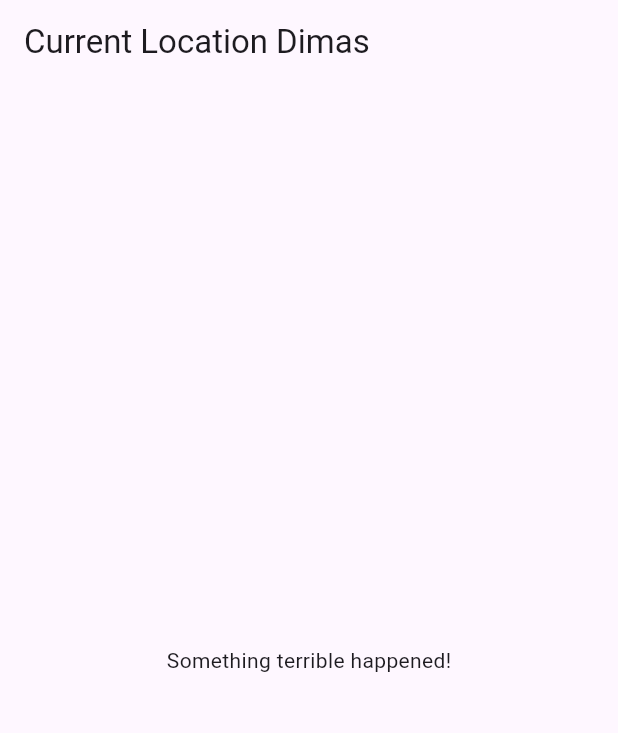
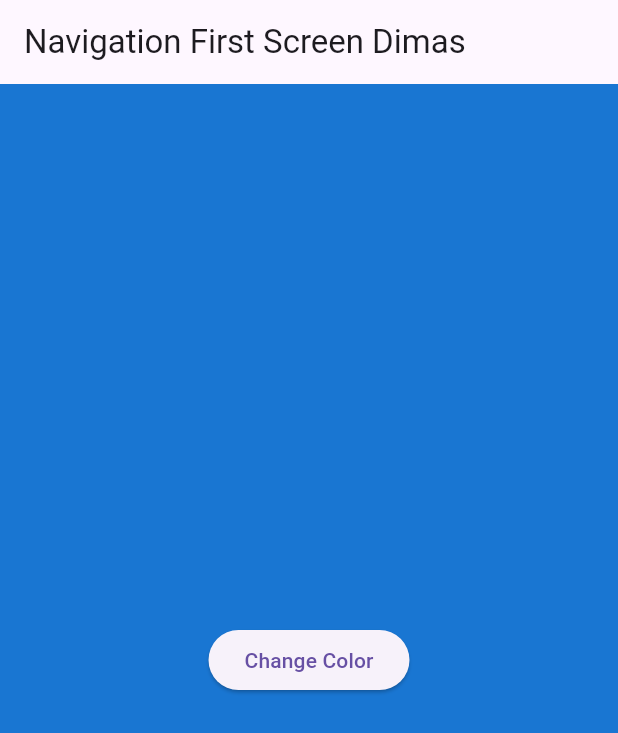
Before and after one commit to dimasaditthaliaputra/pemrograman-mobile, a Flutter app: the screen it shows after launch, on a phone screen of 412 x 824 dp. Shown: the top 733 px of the screen. Run offline on Flutter 3.47's test engine with Material 3 defaults, Android fonts, the light colour scheme and no system bars; our stand-ins replace auto_size_text, camera, geolocator, go_router.

Commit message:
feat : W11: Soal 16

```diff
--- a/#11Pemrograman Asynchronous/lib/main.dart
+++ b/#11Pemrograman Asynchronous/lib/main.dart
@@ -3,6 +3,7 @@ import 'package:http/http.dart' as http;
 import 'package:flutter/material.dart';
 import 'package:async/async.dart';
 import 'package:pemrogramanasynchronous/geolocation.dart';
+import 'package:pemrogramanasynchronous/navigation_first.dart';
 
 void main() {
   runApp(const MyApp());
@@ -20,7 +21,7 @@ class MyApp extends StatelessWidget {
         primarySwatch: Colors.blue,
         visualDensity: VisualDensity.adaptivePlatformDensity,
       ),
-      home: LocationScreen(),
+      home: const NavigationFirst(),
     );
   }
 }
--- /dev/null
+++ b/#11Pemrograman Asynchronous/lib/navigation_first.dart
@@ -0,0 +1,40 @@
+import 'package:flutter/material.dart';
+import 'package:pemrogramanasynchronous/navigation_second.dart';
+
+class NavigationFirst extends StatefulWidget {
+  const NavigationFirst({super.key});
+
+  @override
+  State<NavigationFirst> createState() => _NavigationFirstState();
+}
+
+class _NavigationFirstState extends State<NavigationFirst> {
+  Color color = Colors.blue.shade700;
+
+  @override
+  Widget build(BuildContext context) {
+    return Scaffold(
+      backgroundColor: color,
+      // Soal 15 part 1
+      appBar: AppBar(title: const Text('Navigation First Screen Dimas')),
+      body: Center(
+        child: ElevatedButton(
+          child: const Text('Change Color'),
+          onPressed: () {
+            _navigateAndGetColor(context);
+          },
+        ),
+      ),
+    );
+  }
+
+  Future _navigateAndGetColor(BuildContext context) async {
+    color =
+        await Navigator.push(
+          context,
+          MaterialPageRoute(builder: (context) => const NavigationSecond()),
+        ) ??
+        Colors.blue;
+    setState(() {});
+  }
+}
--- /dev/null
+++ b/#11Pemrograman Asynchronous/lib/navigation_second.dart
@@ -0,0 +1,46 @@
+import 'package:flutter/material.dart';
+
+class NavigationSecond extends StatefulWidget {
+  const NavigationSecond({super.key});
+
+  @override
+  State<NavigationSecond> createState() => _NavigationSecondState();
+}
+
+class _NavigationSecondState extends State<NavigationSecond> {
+  Color? color;
+  @override
+  Widget build(BuildContext context) {
+    return Scaffold(
+      appBar: AppBar(title: const Text('Navigation Second Screen')),
+      body: Center(
+        child: Column(
+          mainAxisAlignment: MainAxisAlignment.spaceEvenly,
+          children: [
+            ElevatedButton(
+              child: const Text('Purple'),
+              onPressed: () {
+                color = Color(0xFF462C7D);
+                Navigator.pop(context, color);
+              },
+            ),
+            ElevatedButton(
+              child: const Text('Pink'),
+              onPressed: () {
+                color = Color(0xFFFF4081);
+                Navigator.pop(context, color);
+              },
+            ),
+            ElevatedButton(
+              child: const Text('Blue'),
+              onPressed: () {
+                color = Color(0xFF121358);
+                Navigator.pop(context, color);
+              },
+            ),
+          ],
+        ),
+      ),
+    );
+  }
+}
```
Also changed, not shown: #11Pemrograman Asynchronous/assets/image/image51.png (added), #11Pemrograman Asynchronous/assets/image/image52.png (added), #11Pemrograman Asynchronous/assets/image/image53.png (added), #11Pemrograman Asynchronous/assets/image/image54.png (added), #11Pemrograman Asynchronous/assets/image/image55.png (added), #11Pemrograman Asynchronous/assets/image/image56.png (added), #11Pemrograman Asynchronous/assets/image/image57.png (added), #11Pemrograman Asynchronous/assets/image/image58.gif (added), #11Pemrograman Asynchronous/assets/image/image59.png (added), #11Pemrograman Asynchronous/assets/image/image60.gif (added), 1 other file.
